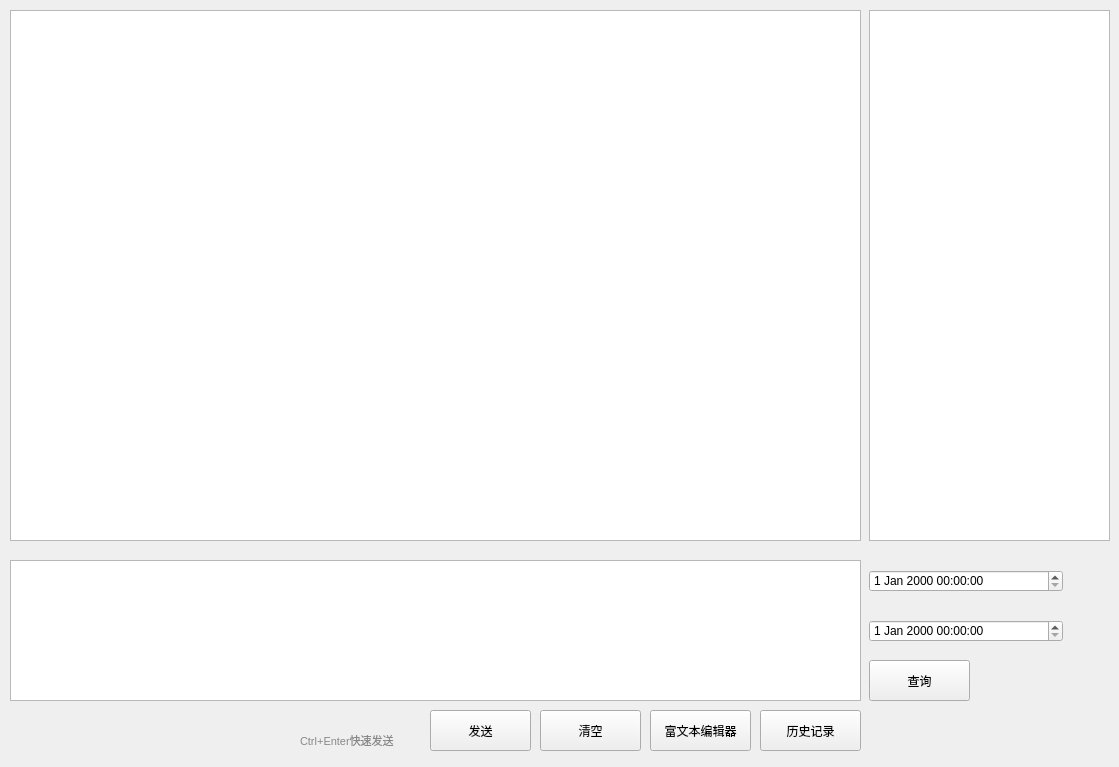
First picture: the form in client/chatWindow/chatWindow.ui, repository A-Yu-cn/sqq, before the edit.
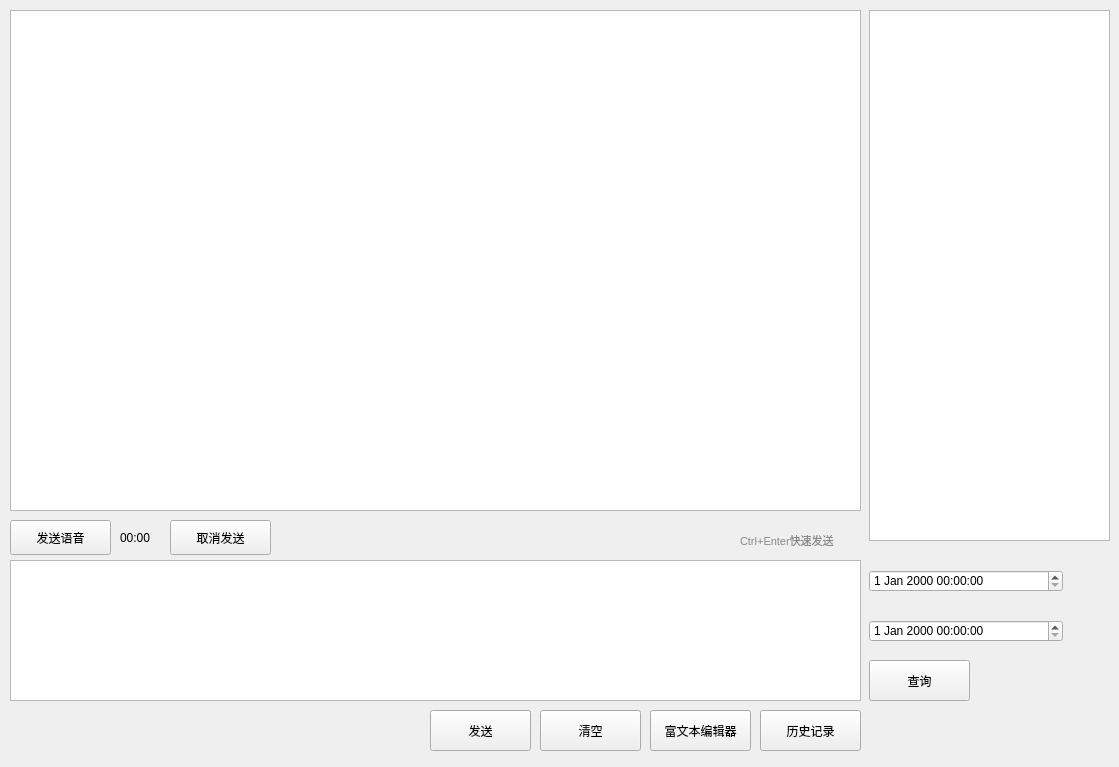
Second picture: the form after the edit.

Commit message: 调整列表界面淡入时间为300ms 实现录制音频功能（未实现发送）

What changed in the file:
```diff
--- a/client/chatWindow/chatWindow.ui
+++ b/client/chatWindow/chatWindow.ui
@@ -19,7 +19,7 @@
      <x>10</x>
      <y>10</y>
      <width>851</width>
-     <height>531</height>
+     <height>501</height>
     </rect>
    </property>
   </widget>
@@ -141,8 +141,8 @@
   <widget class="QLabel" name="label">
    <property name="geometry">
     <rect>
-     <x>300</x>
-     <y>730</y>
+     <x>740</x>
+     <y>530</y>
      <width>131</width>
      <height>20</height>
     </rect>
@@ -162,6 +162,45 @@
     <string>Ctrl+Enter快速发送</string>
    </property>
   </widget>
+  <widget class="QLabel" name="recordLabel">
+   <property name="geometry">
+    <rect>
+     <x>120</x>
+     <y>530</y>
+     <width>61</width>
+     <height>16</height>
+    </rect>
+   </property>
+   <property name="text">
+    <string>00:00</string>
+   </property>
+  </widget>
+  <widget class="QPushButton" name="recordButton">
+   <property name="geometry">
+    <rect>
+     <x>10</x>
+     <y>520</y>
+     <width>101</width>
+     <height>35</height>
+    </rect>
+   </property>
+   <property name="text">
+    <string>发送语音</string>
+   </property>
+  </widget>
+  <widget class="QPushButton" name="cancleButton">
+   <property name="geometry">
+    <rect>
+     <x>170</x>
+     <y>520</y>
+     <width>101</width>
+     <height>35</height>
+    </rect>
+   </property>
+   <property name="text">
+    <string>取消发送</string>
+   </property>
+  </widget>
  </widget>
  <resources/>
  <connections/>
```
The commit also changes 7 other files.
